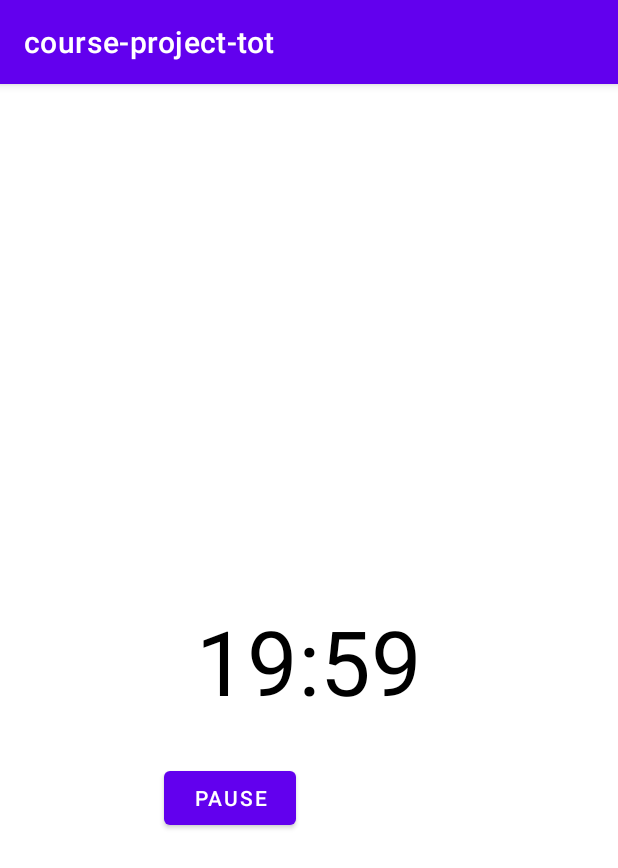
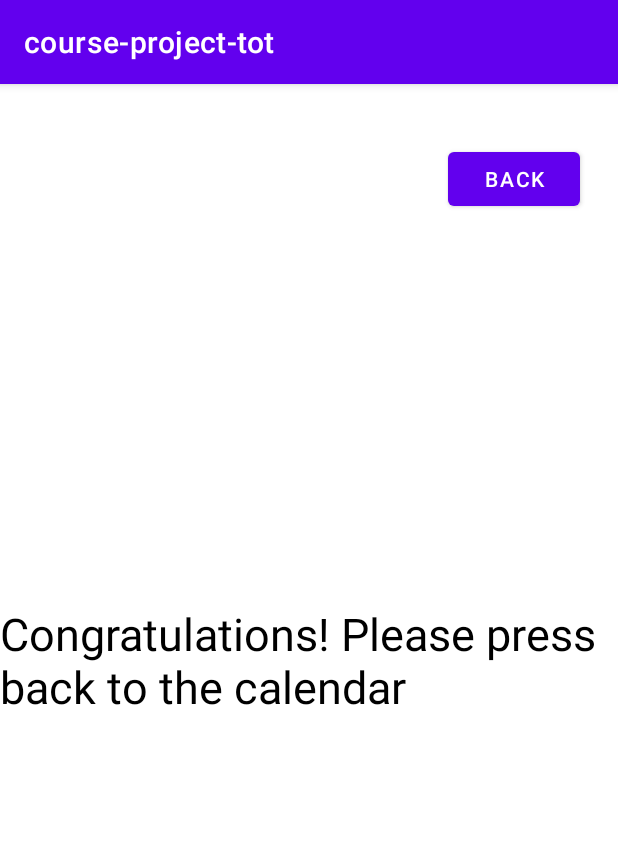
Before and after one commit to VictoriaXie/course-project-tot-android, an Android app: the PomodoroActivity screen opened directly, with no data from a screen before it, after a tap on "START", on a phone screen of 412 x 824 dp. Shown: the top 868 px of the screen. Run offline under Robolectric (Android 15) with nearby library versions, the phone set to English and light mode, and no system bars.

Commit message:
Now can get back to Calendar from pomodoro timer.

```diff
--- a/app/src/main/java/com/example/course_project_tot/Activity/PomodoroActivity.java
+++ b/app/src/main/java/com/example/course_project_tot/Activity/PomodoroActivity.java
@@ -3,19 +3,21 @@ package com.example.course_project_tot.Activity;
 
 import androidx.appcompat.app.AppCompatActivity;
 
+import android.content.Intent;
 import android.os.Bundle;
 import android.os.CountDownTimer;
 import android.view.View;
 import android.widget.Button;
 import android.widget.TextView;
 
+import com.example.course_project_tot.Controller.PomodoroController;
 import com.example.course_project_tot.R;
 import com.example.course_project_tot.Modele.PomodoroModel;
 
 import java.util.Locale;
 
 public class PomodoroActivity extends AppCompatActivity {
-    private static final long START_TIME_IN_MILLIS = 1200000;
+    private static final long START_TIME_IN_MILLIS = 1200;
 
     private TextView mTextViewCountDown;
     private Button mButtonStartPause;
@@ -38,11 +40,14 @@ public class PomodoroActivity extends AppCompatActivity {
     protected void onCreate(Bundle savedInstanceState) {
         super.onCreate(savedInstanceState);
         setContentView(R.layout.activity_pomodoro);
+        PomodoroController controller = new PomodoroController(findViewById(R.id.button_start_pause), findViewById(R.id.button_reset));
+
 
         mTextViewCountDown = findViewById(R.id.textView_view_countdown);
 
-        mButtonStartPause = findViewById(R.id.button_start_pause);
-        mButtonReset = findViewById(R.id.button_reset);
+        mButtonStartPause = controller.getmButtonStartPause();
+        mButtonReset = controller.getmButtonReset();
+        Button mButtonBack = findViewById(R.id.button_back);
 
         mButtonStartPause.setOnClickListener(new View.OnClickListener() {
             @Override
@@ -62,6 +67,21 @@ public class PomodoroActivity extends AppCompatActivity {
             }
         });
         updateCountDownText();
+
+        mButtonBack.setOnClickListener(new View.OnClickListener() {
+            @Override
+            public void onClick(View view) {
+                BackToCalendar();
+            }
+        });
+    }
+
+    /**
+     * Back to calendar from Pomodoro Timer.
+     */
+    private void BackToCalendar(){
+        Intent intent = new Intent(this, CalendarActivity.class);
+        startActivity(intent);
     }
 
     /**
@@ -80,7 +100,9 @@ public class PomodoroActivity extends AppCompatActivity {
                 pomodoro.turnOff();
                 mButtonStartPause.setText("Start");
                 mButtonStartPause.setVisibility(View.INVISIBLE);
-                mButtonReset.setVisibility(View.VISIBLE);
+                mButtonReset.setVisibility(View.INVISIBLE);
+                mTextViewCountDown.setTextSize(30);
+                mTextViewCountDown.setText("Congratulations! Please press back to the calendar");
             }
         }.start();
 
--- a/app/src/main/java/com/example/course_project_tot/Controller/PomodoroController.java
+++ b/app/src/main/java/com/example/course_project_tot/Controller/PomodoroController.java
@@ -17,4 +17,12 @@ public class PomodoroController {
         mButtonReset.setVisibility(View.INVISIBLE);
         mButtonStartPause.setVisibility(View.VISIBLE);
     }
+
+    public Button getmButtonStartPause(){
+        return this.mButtonStartPause;
+    }
+
+    public Button getmButtonReset(){
+        return this.mButtonReset;
+    }
 }
--- a/app/src/main/java/com/example/course_project_tot/Modele/PomodoroModel.java
+++ b/app/src/main/java/com/example/course_project_tot/Modele/PomodoroModel.java
@@ -63,4 +63,5 @@ public class PomodoroModel {
         return mTimerRunning;
     }
 
+
 }
--- a/app/src/main/res/layout/activity_pomodoro.xml
+++ b/app/src/main/res/layout/activity_pomodoro.xml
@@ -15,7 +15,7 @@
         android:layout_alignParentTop="true"
         android:layout_alignParentEnd="true"
         android:layout_alignParentBottom="true"
-        android:text="00:00"
+        android:text="@string/_00_00"
         android:textColor="@android:color/black"
         android:textSize="60sp"
         app:layout_constraintBottom_toBottomOf="parent"
@@ -29,7 +29,7 @@
         android:layout_height="wrap_content"
         android:layout_alignParentEnd="true"
         android:layout_alignParentBottom="true"
-        android:text="start"
+        android:text="@string/start"
         app:layout_constraintBottom_toBottomOf="parent"
         app:layout_constraintEnd_toEndOf="parent"
         app:layout_constraintHorizontal_bias="0.337"
@@ -43,7 +43,7 @@
         android:layout_height="wrap_content"
         android:layout_alignParentEnd="true"
         android:layout_alignParentBottom="true"
-        android:text="reset"
+        android:text="@string/reset"
         android:visibility="invisible"
         app:layout_constraintBottom_toBottomOf="parent"
         app:layout_constraintEnd_toEndOf="parent"
@@ -53,4 +53,16 @@
         app:layout_constraintVertical_bias="0.628"
         tools:visibility="visible" />
 
+    <Button
+        android:id="@+id/button_back"
+        android:layout_width="wrap_content"
+        android:layout_height="wrap_content"
+        android:text="@string/back"
+        app:layout_constraintBottom_toBottomOf="parent"
+        app:layout_constraintEnd_toEndOf="parent"
+        app:layout_constraintHorizontal_bias="0.921"
+        app:layout_constraintStart_toStartOf="parent"
+        app:layout_constraintTop_toTopOf="parent"
+        app:layout_constraintVertical_bias="0.055" />
+
 </androidx.constraintlayout.widget.ConstraintLayout>
--- a/app/src/main/res/values/strings.xml
+++ b/app/src/main/res/values/strings.xml
@@ -1,3 +1,7 @@
 <resources>
     <string name="app_name">course-project-tot</string>
+    <string name="reset">reset</string>
+    <string name="start">start</string>
+    <string name="_00_00">00:00</string>
+    <string name="back">Back</string>
 </resources>
```
Also changed, not shown: 1 other file.
